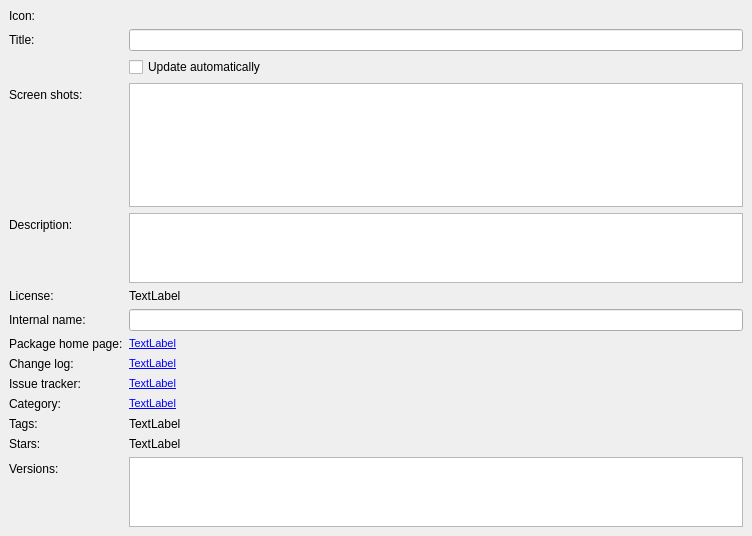
Before: the Qt Designer form npackdg/src/packageframe.ui in npackd/npackd-cpp, drawn with Qt 5.
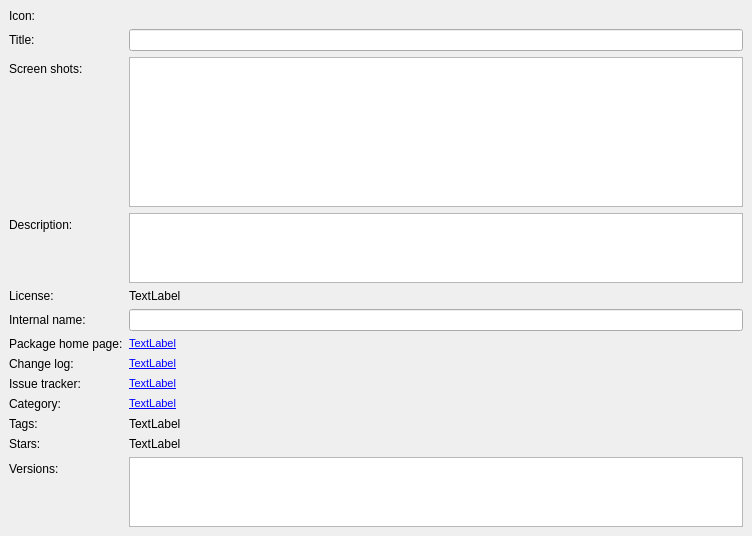
After: the same form once the commit is applied.

Commit message: remove the unused UI element

What changed in the file:
```diff
--- a/npackdg/src/packageframe.ui
+++ b/npackdg/src/packageframe.ui
@@ -93,21 +93,14 @@
          </property>
         </widget>
        </item>
-       <item row="4" column="1">
-        <widget class="QCheckBox" name="checkBox">
-         <property name="text">
-          <string>Update automatically</string>
-         </property>
-        </widget>
-       </item>
-       <item row="8" column="0">
+       <item row="7" column="0">
         <widget class="QLabel" name="label_8">
          <property name="text">
           <string>Screen shots:</string>
          </property>
         </widget>
        </item>
-       <item row="8" column="1">
+       <item row="7" column="1">
         <widget class="QListWidget" name="listWidgetScreenshots">
          <property name="iconSize">
           <size>
```
Left out of the diff: 102 changed lines with no effect on the pictures. The commit also changes 5 other files.
